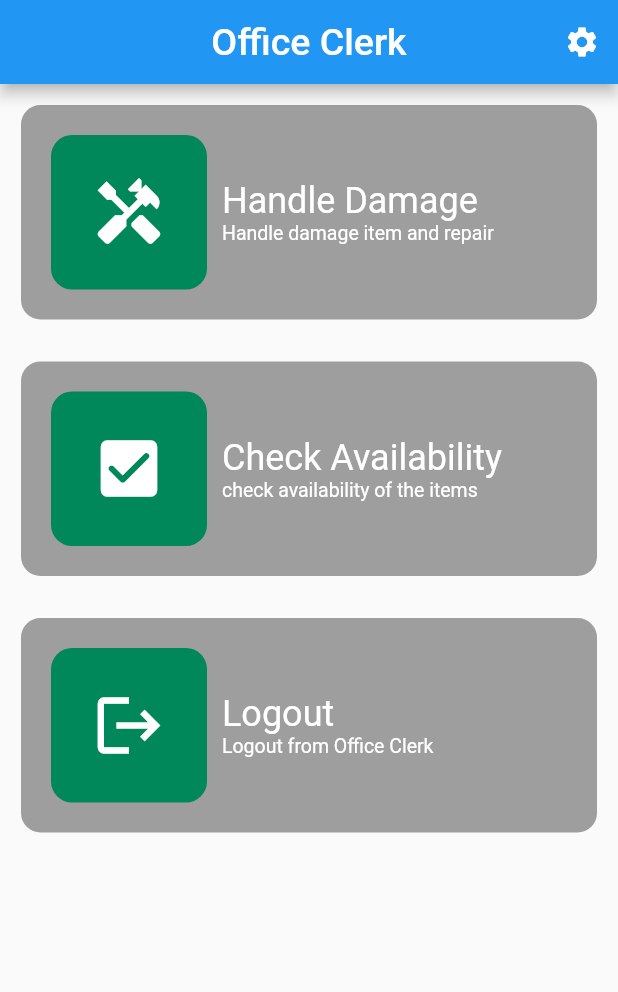
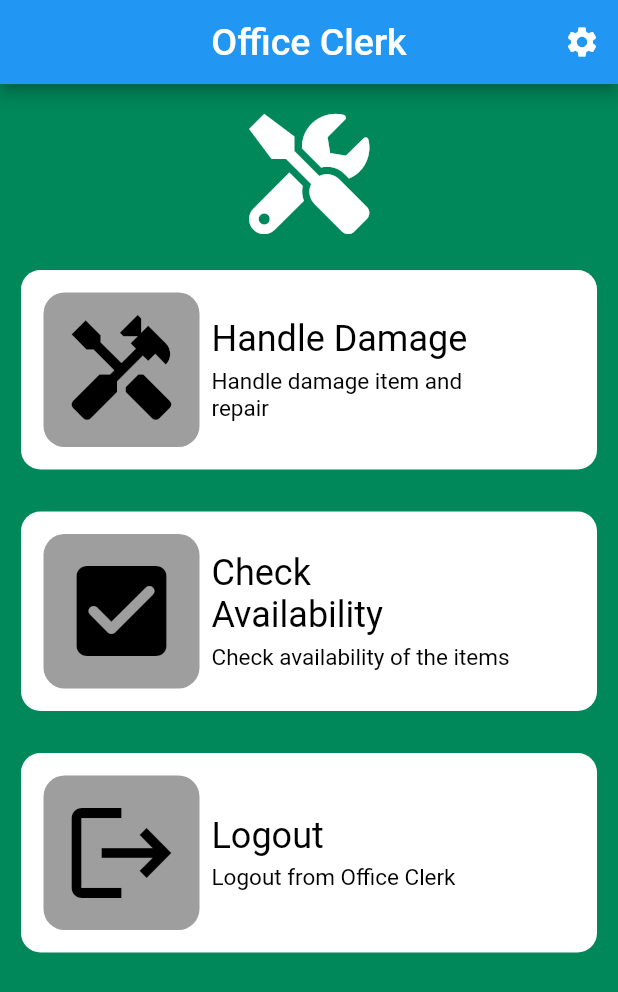
Before and after one commit to Uditha05/inventory-management-mobile-FE, a Flutter app: the OfficeClerkDashboard screen opened directly, on a phone screen of 412 x 824 dp. Shown: the top 992 px of the screen. Run offline on Flutter 3.47's test engine with Material 2 defaults, Android fonts, the phone set to English and light mode, and no system bars; our stand-ins replace flutter_secure_storage, fluttertoast, font_awesome_flutter, get, get_storage, shared_preferences; missing offline and left inert: flutter_barcode_scanner; accounts and stored records are empty.

```diff
--- a/lib/config/language_config.dart
+++ b/lib/config/language_config.dart
@@ -33,8 +33,7 @@ class Language extends Translations {
           'Handle damage item and repair':
               'හානියට පත් අයිතම හා අලුත්වැඩියා කටයුතු හසුරුවන්න',
           'Check Availability': 'අයිතමයන් පරීක්‍ෂා කරන්න',
-          'Check availability of the items':
-              'අයිතමයන් ලබා ගත හැකිව තිබේදැයි පරීක්ෂා කරන්න',
+          'Check availability of the items': 'අයිතමයන් තිබේදැයි පරීක්ෂා කරන්න',
           'Logout': 'ඉවත් වීම',
           'Logout from Office Clerk': 'පරිශීලකයාගෙන් ඉවත් වීම',
           //!=====
--- a/lib/main.dart
+++ b/lib/main.dart
@@ -4,7 +4,7 @@ import 'package:get/get.dart';
 import 'package:get_storage/get_storage.dart';
 import 'package:inventory_management/config/language_config.dart';
 
-import 'package:inventory_management/screen/login/loadingScreen.dart';
+import 'package:inventory_management/screen/login/login_screen.dart';
 
 final storage = FlutterSecureStorage();
 void main() async {
@@ -24,7 +24,7 @@ class MyApp extends StatelessWidget {
         backgroundColor: Color(0xFF00875A),
         primaryColor: Color(0xFF00875A),
       ),
-      home: LoadingScreen(), //QRScannPage(),
+      home: LoginScreen(), //QRScannPage(),
       debugShowCheckedModeBanner: false,
     );
   }
--- a/lib/screen/office_clerk/office_clerk_dashboard.dart
+++ b/lib/screen/office_clerk/office_clerk_dashboard.dart
@@ -1,9 +1,11 @@
 import 'package:flutter/material.dart';
+import 'package:font_awesome_flutter/font_awesome_flutter.dart';
 import 'package:inventory_management/screen/login/login_screen.dart';
 
 import 'package:inventory_management/screen/office_clerk/handle_damage/handle_damage.dart';
 import 'package:inventory_management/screen/settings/settings_screen.dart';
 import 'package:get/get.dart';
+import 'package:inventory_management/theme/app_colors.dart';
 import 'package:inventory_management/widget/card_button.dart';
 
 class OfficeClerkDashboard extends StatefulWidget {
@@ -33,9 +35,21 @@ class _OfficeClerkDashboardState extends State<OfficeClerkDashboard> {
               })
         ],
       ),
+      backgroundColor: AppColor.main_green_background,
       body: Container(
         child: Column(
           children: [
+            Container(
+              margin: EdgeInsets.only(top: 20),
+              child: FaIcon(
+                FontAwesomeIcons.tools,
+                color: Colors.white,
+                size: 80,
+              ),
+            ),
+            SizedBox(
+              height: 10,
+            ),
             GestureDetector(
               onTap: () {
                 Navigator.of(context).push(new MaterialPageRoute(
@@ -46,8 +60,8 @@ class _OfficeClerkDashboardState extends State<OfficeClerkDashboard> {
                 subtitle: "Handle damage item and repair".tr,
                 icon: Icon(
                   Icons.handyman,
-                  size: 50,
-                  color: Colors.white,
+                  size: 80,
+                  color: Colors.black,
                 ),
               ),
             ),
@@ -58,11 +72,11 @@ class _OfficeClerkDashboardState extends State<OfficeClerkDashboard> {
               },
               child: CardButton(
                 title: "Check Availability".tr,
-                subtitle: "check availability of the items".tr,
+                subtitle: "Check availability of the items".tr,
                 icon: Icon(
                   Icons.check_box_rounded,
-                  size: 50,
-                  color: Colors.white,
+                  size: 80,
+                  color: Colors.black,
                 ),
               ),
             ),
@@ -76,8 +90,8 @@ class _OfficeClerkDashboardState extends State<OfficeClerkDashboard> {
                 subtitle: "Logout from Office Clerk".tr,
                 icon: Icon(
                   Icons.logout,
-                  size: 50,
-                  color: Colors.white,
+                  size: 80,
+                  color: Colors.black,
                 ),
               ),
             ),
--- a/lib/widget/card_button.dart
+++ b/lib/widget/card_button.dart
@@ -12,10 +12,10 @@ class CardButton extends StatelessWidget {
   Widget build(BuildContext context) {
     return Container(
       margin: EdgeInsets.all(14),
-      padding: EdgeInsets.all(20),
+      padding: EdgeInsets.all(15),
       decoration: BoxDecoration(
         borderRadius: BorderRadius.circular(13),
-        color: Colors.grey,
+        color: Colors.white,
       ),
       child: Row(
         crossAxisAlignment: CrossAxisAlignment.center,
@@ -26,23 +26,36 @@ class CardButton extends StatelessWidget {
             height: 103,
             decoration: BoxDecoration(
               borderRadius: BorderRadius.circular(14),
-              color: AppColor.main_green_background,
+              color: Colors.grey,
             ),
             child: icon,
           ),
           Container(
-            margin: EdgeInsets.all(10),
+            margin: EdgeInsets.all(8),
             child: Column(
               crossAxisAlignment: CrossAxisAlignment.start,
               mainAxisAlignment: MainAxisAlignment.start,
               children: [
-                Text(
-                  title,
-                  style: TextStyle(fontSize: 24, color: Colors.white),
+                Container(
+                  width: 185,
+                  child: Flexible(
+                    child: Text(
+                      title,
+                      style: TextStyle(fontSize: 24, color: Colors.black),
+                    ),
+                  ),
                 ),
-                Text(
-                  subtitle,
-                  style: TextStyle(fontSize: 13, color: Colors.white),
+                SizedBox(
+                  height: 5,
+                ),
+                Container(
+                  width: 200,
+                  child: Flexible(
+                    child: Text(
+                      subtitle,
+                      style: TextStyle(fontSize: 15, color: Colors.black),
+                    ),
+                  ),
                 ),
               ],
             ),
--- a/pubspec.yaml
+++ b/pubspec.yaml
@@ -41,6 +41,8 @@ dependencies:
 dev_dependencies:
   flutter_test:
     sdk: flutter
+  mocktail: ^0.2.0
+  mockito:
 
 # For information on the generic Dart part of this file, see the
 # following page: https://dart.dev/tools/pub/pubspec
```
Also changed, not shown: lib/controller/auth_controller.dart (+4 -12 lines), lib/service/auth_service.dart (+34 -7 lines), lib/service/office_clerk_service.dart (+38 -36 lines), pubspec.lock, 7 other files.
